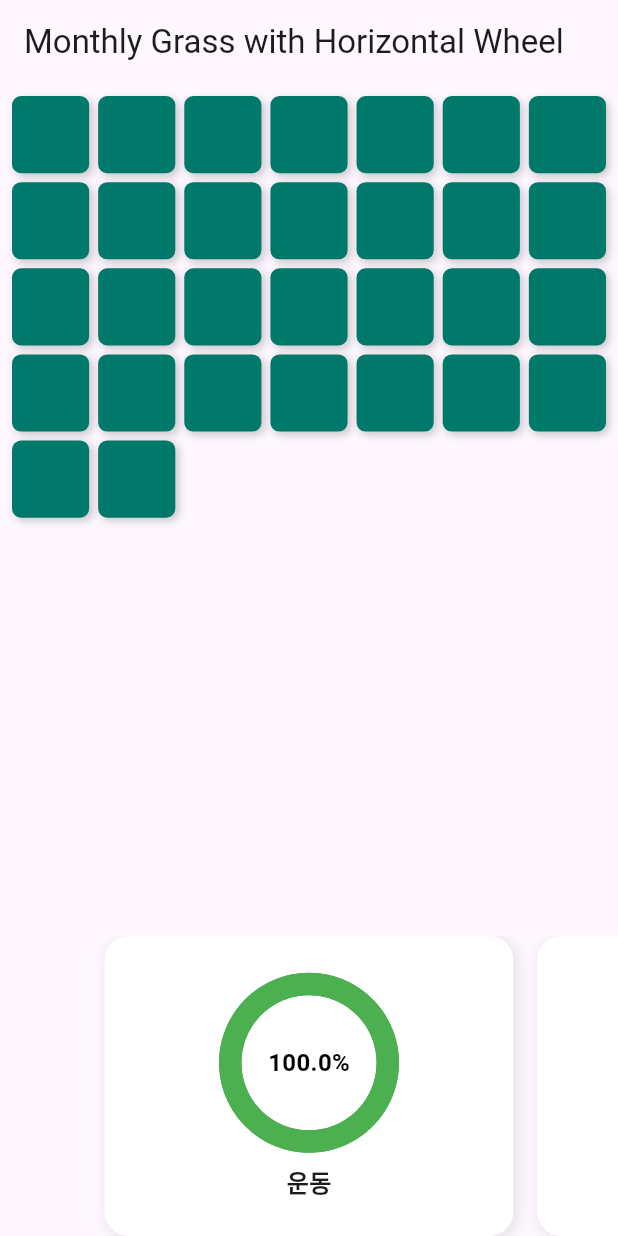
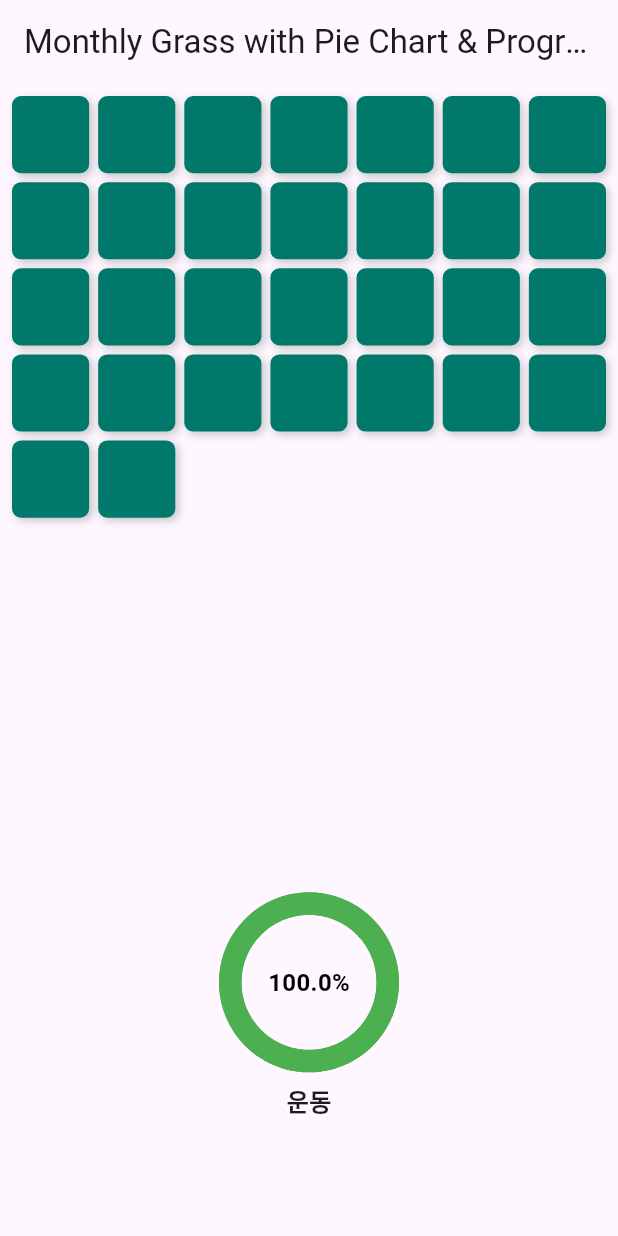
Before and after one commit to didtlrhks/flutter_cube, a Flutter app: the screen it shows after launch, on a phone screen of 412 x 824 dp. Run offline on Flutter 3.47's test engine with Material 3 defaults, Android fonts, the light colour scheme and no system bars; drawn by our look-alikes of step_progress_indicator; our stand-ins replace fl_chart.

Commit message:
chart wheel error solve

```diff
--- a/lib/main.dart
+++ b/lib/main.dart
@@ -7,24 +7,26 @@ void main() {
   runApp(MaterialApp(
     home: Scaffold(
       appBar: AppBar(
-        title: Text('Monthly Grass with Horizontal Wheel'),
+        title: Text('Monthly Grass with Pie Chart & Progress'),
       ),
-      body: GrassGridWithHorizontalWheel(),
+      body: GrassWithPieChartAndProgress(),
     ),
   ));
 }
 
-class GrassGridWithHorizontalWheel extends StatefulWidget {
-  const GrassGridWithHorizontalWheel({super.key});
+class GrassWithPieChartAndProgress extends StatefulWidget {
+  const GrassWithPieChartAndProgress({super.key});
 
   @override
-  _GrassGridWithHorizontalWheelState createState() =>
-      _GrassGridWithHorizontalWheelState();
+  _GrassWithPieChartAndProgressState createState() =>
+      _GrassWithPieChartAndProgressState();
 }
 
-class _GrassGridWithHorizontalWheelState
-    extends State<GrassGridWithHorizontalWheel> {
+class _GrassWithPieChartAndProgressState
+    extends State<GrassWithPieChartAndProgress> {
   int? selectedIndex;
+
+  final PageController _pageController = PageController();
 
   // 더미 데이터 (한 달 기준, 30일)
   final List<Map<String, int>> dummyData = List.generate(30, (index) {
@@ -58,40 +60,25 @@ class _GrassGridWithHorizontalWheelState
 
   @override
   Widget build(BuildContext context) {
-    return Column(
-      children: [
-        // 잔디 그래프 또는 원형 차트 화면
-        Expanded(
-          flex: 3,
-          child: AnimatedSwitcher(
+    return AnimatedSwitcher(
       duration: const Duration(milliseconds: 300),
       child: selectedIndex == null
-                ? _buildGrassGrid() // 잔디 그래프 화면
-                : _buildPieChart(), // 원형 차트 화면
-          ),
-        ),
-        // 좌우 휠 방식의 진행도 섹션
-        SizedBox(
-          height: 200,
-          child: PageView(
-            controller: PageController(viewportFraction: 0.7), // 중앙 강조 효과
-            children: [
-              _buildProgressIndicator('운동', calculateAverage('운동')),
-              _buildProgressIndicator('식단', calculateAverage('식단')),
-              _buildProgressIndicator('건강기능식품', calculateAverage('건강기능식품')),
-              _buildProgressIndicator('대체식단', calculateAverage('대체식단')),
-            ],
-          ),
-        ),
-      ],
+          ? _buildMainScreen() // 메인 화면 (잔디 + 진행도)
+          : _buildPieChart(), // PieChart 화면
     );
   }
 
-  // 잔디 그래프 화면
-  Widget _buildGrassGrid() {
-    return Padding(
+  // 메인 화면 (잔디 + 진행도)
+  Widget _buildMainScreen() {
+    return Column(
+      children: [
+        // 잔디 부분
+        Expanded(
+          flex: 3,
+          child: Padding(
             padding: const EdgeInsets.all(8.0),
             child: GridView.builder(
+              physics: const NeverScrollableScrollPhysics(), // 스크롤 비활성화
               itemCount: dummyData.length,
               gridDelegate: const SliverGridDelegateWithFixedCrossAxisCount(
                 crossAxisCount: 7, // 한 줄에 7칸 (한 주)
@@ -124,10 +111,26 @@ class _GrassGridWithHorizontalWheelState
                 );
               },
             ),
+          ),
+        ),
+        // 진행도 섹션 (PageView)
+        Expanded(
+          flex: 2,
+          child: PageView(
+            controller: _pageController,
+            children: [
+              _buildProgressIndicator('운동', calculateAverage('운동')),
+              _buildProgressIndicator('식단', calculateAverage('식단')),
+              _buildProgressIndicator('건강기능식품', calculateAverage('건강기능식품')),
+              _buildProgressIndicator('대체식단', calculateAverage('대체식단')),
+            ],
+          ),
+        ),
+      ],
     );
   }
 
-  // 원형 차트 화면
+  // PieChart 화면
   Widget _buildPieChart() {
     final data = dummyData[selectedIndex!];
 
@@ -150,7 +153,7 @@ class _GrassGridWithHorizontalWheelState
         TextButton(
           onPressed: () {
             setState(() {
-              selectedIndex = null; // 잔디로 돌아가기
+              selectedIndex = null; // 메인 화면으로 돌아가기
             });
           },
           child: const Text(
@@ -164,20 +167,7 @@ class _GrassGridWithHorizontalWheelState
 
   // Progress Indicator 생성
   Widget _buildProgressIndicator(String title, double average) {
-    return Container(
-      margin: const EdgeInsets.symmetric(horizontal: 8.0),
-      decoration: BoxDecoration(
-        color: Colors.white,
-        borderRadius: BorderRadius.circular(16),
-        boxShadow: [
-          BoxShadow(
-            color: Colors.black.withOpacity(0.1),
-            blurRadius: 8,
-            offset: const Offset(2, 2),
-          ),
-        ],
-      ),
-      child: Column(
+    return Column(
       mainAxisAlignment: MainAxisAlignment.center,
       children: [
         CircularStepProgressIndicator(
@@ -209,7 +199,6 @@ class _GrassGridWithHorizontalWheelState
           style: const TextStyle(fontSize: 16, fontWeight: FontWeight.w600),
         ),
       ],
-      ),
     );
   }
 
```
Lines whose indentation alone changed are shown as unchanged.
